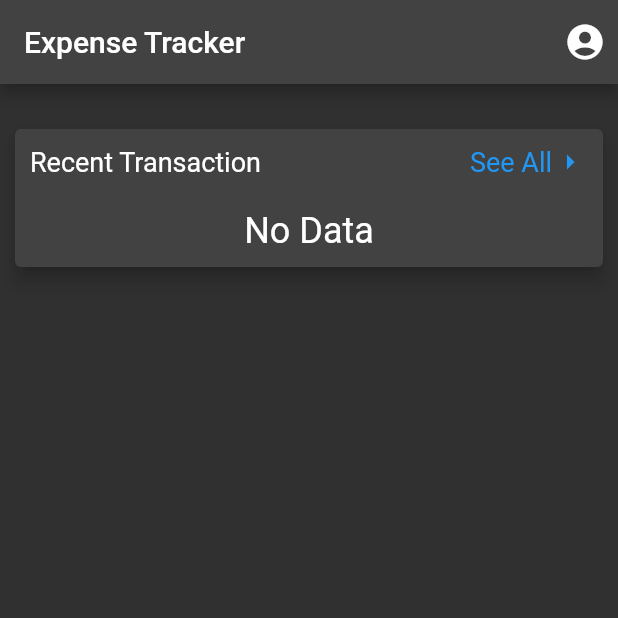
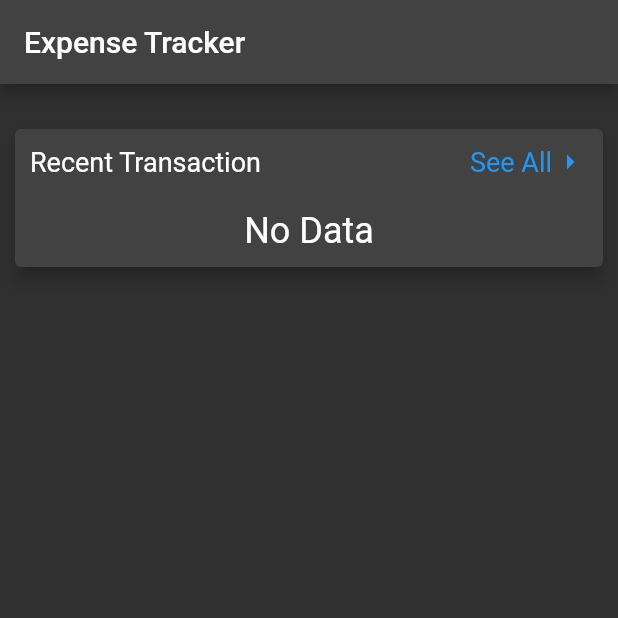
Before and after one commit to DafiMjd/Expense_Tracker, a Flutter app: the screen it shows after launch, on a phone screen of 412 x 824 dp, the top half of it. Run offline on Flutter 3.47's test engine with Material 2 defaults, Android fonts, the phone set to English and light mode, and no system bars; our stand-ins replace bloc, equatable, flutter_bloc, hive, hive_flutter and 1 more; missing offline and left inert: dart:ffi; accounts and stored records are empty.

Commit message:
some changes

```diff
--- a/lib/main.dart
+++ b/lib/main.dart
@@ -26,6 +26,7 @@ class MyApp extends StatelessWidget {
         RepositoryProvider(create: (context) => TransactionCategoryService()),
       ],
       child: MaterialApp(
+        debugShowCheckedModeBanner: false,
         title: 'Flutter Demo',
         theme: ThemeData.light(),
         darkTheme: ThemeData.dark(),
--- a/lib/utils/formatter.dart
+++ b/lib/utils/formatter.dart
@@ -5,16 +5,16 @@ class Formatter {
     String rp = 'Rp. ';
 
     if (money < 1000) {
-      return rp + money.toString();
+      return rp + money.toStringAsFixed(0);
     } else {
       if (money >= 1000000000) {
         return '~';
       } else if (money >= 1000000) {
         money /= 1000000;
-        return rp + money.toStringAsFixed(1) + ' M';
+        return rp + money.toStringAsFixed(0) + ' M';
       } else if (money >= 1000) {
         money /= 1000;
-        return rp + money.toStringAsFixed(1) + ' K';
+        return rp + money.toStringAsFixed(0) + ' K';
       } else {
         return '~';
       }
--- a/lib/views/home/home_page.dart
+++ b/lib/views/home/home_page.dart
@@ -26,14 +26,14 @@ class HomePage extends StatelessWidget {
       child: Scaffold(
         appBar: AppBar(
           title: Text("Expense Tracker"),
-          actions: [
-            Container(
-                margin: EdgeInsets.all(8),
-                child: Icon(
-                  Icons.account_circle,
-                  size: 28,
-                ))
-          ],
+          // actions: [
+          //   Container(
+          //       margin: EdgeInsets.all(8),
+          //       child: Icon(
+          //         Icons.account_circle,
+          //         size: 28,
+          //       ))
+          // ],
         ),
         body: BlocConsumer<HomeBloc, HomeState>(
           listener: (context, state) {
```
Also changed, not shown: lib/services/transaction_service.dart (+38 -22 lines), lib/views/all_expense/all_expense_page.dart (+19 -19 lines), lib/views/all_expense/bloc/all_expense_bloc.dart (+31 -4 lines).
